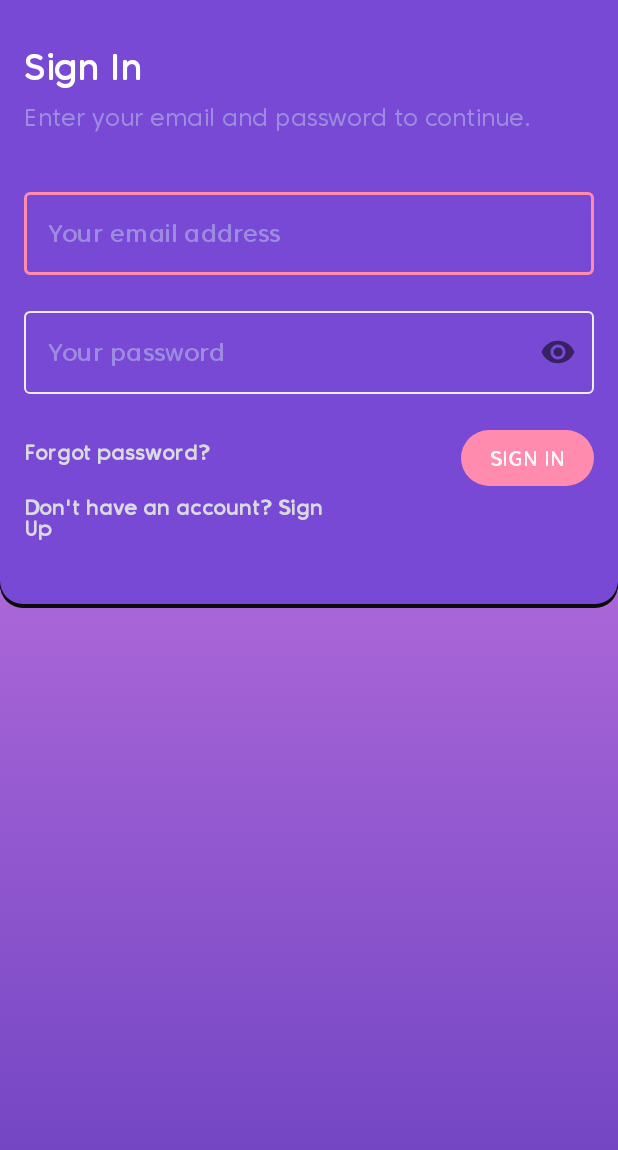
After one commit to BScUniversityCollaborations/Multiplication-Game-Android, an Android app: the layout activity_sign_in.xml on its own in the app's theme, with its tools: preview values and no code run, on a phone screen of 412 x 824 dp. The commit adds this screen. Shown: the top 1150 px of the screen. Run offline under Robolectric (Android 15) with nearby library versions, the phone set to English and light mode, and no system bars.

Commit message:
Sign In layout UI.

```diff
--- /dev/null
+++ b/app/src/main/res/drawable/shape_container_top.xml
@@ -0,0 +1,72 @@
+<?xml version="1.0" encoding="utf-8"?>
+<layer-list xmlns:android="http://schemas.android.com/apk/res/android" >
+
+    <!-- Drop Shadow Stack -->
+    <item>
+        <shape>
+            <padding android:bottom="1dp"/>
+
+            <solid android:color="#00CCCCCC" />
+
+            <corners
+                android:bottomRightRadius="15dp"
+                android:bottomLeftRadius="15dp" />
+        </shape>
+    </item>
+    <item>
+        <shape>
+            <padding android:bottom="1dp"/>
+
+            <solid android:color="#0C0C0C" />
+
+            <corners
+                android:bottomRightRadius="15dp"
+                android:bottomLeftRadius="15dp" />
+        </shape>
+    </item>
+    <item>
+        <shape>
+            <padding android:bottom="1dp"/>
+
+            <solid android:color="#0C0C0C" />
+
+            <corners
+                android:bottomRightRadius="15dp"
+                android:bottomLeftRadius="15dp" />
+        </shape>
+    </item>
+    <item>
+        <shape>
+            <padding android:bottom="1dp"/>
+
+            <solid android:color="#0C0C0C" />
+
+            <corners
+                android:bottomRightRadius="15dp"
+                android:bottomLeftRadius="15dp" />
+        </shape>
+    </item>
+    <item>
+        <shape>
+            <padding android:bottom="1dp"/>
+
+            <solid android:color="#0C0C0C" />
+
+            <corners
+                android:bottomRightRadius="15dp"
+                android:bottomLeftRadius="15dp" />
+        </shape>
+    </item>
+
+    <!-- Background -->
+    <item>
+        <shape>
+            <solid android:color="@color/colorContainer" />
+
+            <corners
+                android:bottomRightRadius="15dp"
+                android:bottomLeftRadius="15dp" />
+        </shape>
+    </item>
+
+</layer-list>
--- /dev/null
+++ b/app/src/main/res/layout/activity_sign_in.xml
@@ -0,0 +1,157 @@
+<?xml version="1.0" encoding="utf-8"?>
+<androidx.constraintlayout.widget.ConstraintLayout
+    xmlns:android="http://schemas.android.com/apk/res/android"
+    xmlns:app="http://schemas.android.com/apk/res-auto"
+    xmlns:tools="http://schemas.android.com/tools"
+    android:layout_width="match_parent"
+    android:layout_height="match_parent"
+    android:background="@drawable/gradient_bg_main"
+    tools:context=".ui.activities.SignInActivity"
+    tools:ignore="ContentDescription" >
+
+    <androidx.constraintlayout.widget.ConstraintLayout
+        android:layout_width="0dp"
+        android:layout_height="wrap_content"
+        android:background="@drawable/shape_container_top"
+        app:layout_constraintEnd_toEndOf="parent"
+        app:layout_constraintStart_toStartOf="parent"
+        app:layout_constraintTop_toTopOf="parent">
+
+        <TextView
+            android:id="@+id/txt_Header_1"
+            android:layout_width="0dp"
+            android:layout_height="wrap_content"
+            android:layout_marginStart="16dp"
+            android:layout_marginTop="29dp"
+            android:layout_marginEnd="16dp"
+            android:fontFamily="@font/core_sans_cr_45_regular"
+            android:text="@string/txt_sign_in"
+            android:textAlignment="textStart"
+            android:textColor="@color/colorWhite"
+            android:textSize="@dimen/txt_font_size_header_24"
+            android:textStyle="bold"
+            app:layout_constraintEnd_toEndOf="parent"
+            app:layout_constraintHorizontal_bias="0.0"
+            app:layout_constraintStart_toStartOf="parent"
+            app:layout_constraintTop_toTopOf="parent" />
+
+        <TextView
+            android:id="@+id/txt_Header_2"
+            style="@style/TextView_Regular"
+            android:layout_width="0dp"
+            android:layout_height="wrap_content"
+            android:layout_marginStart="16dp"
+            android:layout_marginTop="8dp"
+            android:layout_marginEnd="16dp"
+            android:text="@string/txt_sign_in_header_2"
+            android:textColor="@color/colorTextLightPurple"
+            android:textSize="@dimen/txt_font_size_header_16"
+            app:layout_constraintEnd_toEndOf="parent"
+            app:layout_constraintHorizontal_bias="0.0"
+            app:layout_constraintStart_toStartOf="parent"
+            app:layout_constraintTop_toBottomOf="@+id/txt_Header_1" />
+
+
+        <com.google.android.material.textfield.TextInputLayout
+            android:id="@+id/inputTxtLayout_Email"
+            style="@style/Widget.MaterialComponents.TextInputLayout.OutlinedBox"
+            android:layout_width="0dp"
+            android:layout_height="wrap_content"
+            android:layout_marginTop="39dp"
+            app:boxStrokeColor="@color/colorPrimary"
+            app:hintEnabled="false"
+            app:layout_constraintEnd_toEndOf="@+id/txt_Header_2"
+            app:layout_constraintStart_toStartOf="@+id/txt_Header_2"
+            app:layout_constraintTop_toBottomOf="@+id/txt_Header_2">
+
+            <com.google.android.material.textfield.TextInputEditText
+                android:id="@+id/inputTxt_Email"
+                android:layout_width="match_parent"
+                android:layout_height="wrap_content"
+                android:fontFamily="@font/core_sans_cr_55_medium"
+                android:gravity="start"
+                android:hint="@string/input_txt_hint_email"
+                android:inputType="textEmailAddress"
+                android:textAlignment="textStart"
+                android:textColor="@color/colorWhite"
+                android:textColorHint="@color/colorTextLightPurple"
+                android:textSize="@dimen/txt_font_size_header_16" />
+        </com.google.android.material.textfield.TextInputLayout>
+
+        <com.google.android.material.textfield.TextInputLayout
+            android:id="@+id/inputTxtLayout_Password"
+            style="@style/Widget.MaterialComponents.TextInputLayout.OutlinedBox"
+            android:layout_width="0dp"
+            android:layout_height="wrap_content"
+            android:layout_marginTop="24dp"
+            app:boxStrokeColor="@color/colorPrimary"
+            app:hintEnabled="false"
+            app:layout_constraintEnd_toEndOf="@+id/inputTxtLayout_Email"
+            app:layout_constraintStart_toStartOf="@+id/inputTxtLayout_Email"
+            app:layout_constraintTop_toBottomOf="@+id/inputTxtLayout_Email"
+            app:passwordToggleEnabled="true">
+
+            <com.google.android.material.textfield.TextInputEditText
+                android:id="@+id/inputTxt_Password"
+                android:layout_width="match_parent"
+                android:layout_height="wrap_content"
+                android:fontFamily="@font/core_sans_cr_55_medium"
+                android:gravity="start"
+                android:hint="@string/input_txt_hint_password"
+                android:inputType="textPassword"
+                android:textAlignment="textStart"
+                android:textColor="@color/colorWhite"
+                android:textColorHint="@color/colorTextLightPurple"
+                android:textSize="@dimen/txt_font_size_header_16" />
+        </com.google.android.material.textfield.TextInputLayout>
+
+
+        <com.google.android.material.button.MaterialButton
+            android:id="@+id/txtView_Forgot_Password"
+            style="@style/Button_Borderless"
+            android:layout_width="wrap_content"
+            android:layout_height="@dimen/btn_height_small_37"
+            android:layout_marginEnd="147dp"
+            android:text="@string/txt_forgot_password_question"
+            android:textColor="@color/colorTextGreyLight"
+            android:textStyle="bold"
+            app:layout_constraintBottom_toBottomOf="@+id/btn_Sign_In"
+            app:layout_constraintEnd_toStartOf="@+id/btn_Sign_In"
+            app:layout_constraintHorizontal_bias="0.0"
+            app:layout_constraintStart_toStartOf="@+id/inputTxtLayout_Password"
+            app:layout_constraintTop_toTopOf="@+id/btn_Sign_In" />
+
+        <TextView
+            android:id="@+id/txtView_Sign_Up"
+            style="@style/Button_Borderless"
+            android:textColor="@color/colorTextGreyLight"
+            android:textStyle="bold"
+            android:layout_width="200dp"
+            android:layout_height="@dimen/btn_height_small_37"
+            android:layout_marginTop="5dp"
+            android:layout_marginEnd="32dp"
+            android:layout_marginBottom="36dp"
+            android:lines="2"
+            android:text="@string/txt_don_t_have_an_account"
+            app:layout_constraintBottom_toBottomOf="parent"
+            app:layout_constraintEnd_toStartOf="@+id/btn_Sign_In"
+            app:layout_constraintHorizontal_bias="0.0"
+            app:layout_constraintStart_toStartOf="@+id/txtView_Forgot_Password"
+            app:layout_constraintTop_toBottomOf="@+id/txtView_Forgot_Password" />
+
+        <com.google.android.material.button.MaterialButton
+            android:id="@+id/btn_Sign_In"
+            style="@style/Button_Big"
+            android:layout_width="wrap_content"
+            android:layout_height="@dimen/btn_height_small_37"
+            android:layout_marginTop="24dp"
+            android:text="Sign In"
+            app:backgroundTint="@null"
+            app:layout_constraintEnd_toEndOf="@+id/inputTxtLayout_Password"
+            app:layout_constraintTop_toBottomOf="@+id/inputTxtLayout_Password" />
+
+
+    </androidx.constraintlayout.widget.ConstraintLayout>
+
+
+</androidx.constraintlayout.widget.ConstraintLayout>
--- a/app/src/main/res/values/styles.xml
+++ b/app/src/main/res/values/styles.xml
@@ -33,6 +33,7 @@
         <item name="android:gravity">center</item>
         <item name="android:textAlignment">center</item>
         <item name="android:textSize">@dimen/btn_font_size_small_14</item>
+        <item name="android:background">@drawable/ripple_btn_primary_selector</item>
         <item name="backgroundTint">@null</item>
     </style>
 
@@ -46,6 +47,18 @@
         <item name="android:gravity">center</item>
         <item name="android:alpha">0.25</item>
         <item name="android:textAlignment">center</item>
+        <item name="android:textSize">@dimen/btn_font_size_small_14</item>
+        <item name="android:background">@drawable/ripple_btn_primary_selector</item>
+        <item name="backgroundTint">@null</item>
+    </style>
+
+    <style name="Button_Borderless" parent="Widget.AppCompat.Button.Borderless">
+        <item name="android:fontFamily">@font/core_sans_cr_55_medium</item>
+        <item name="android:padding">0dp</item>
+        <item name="android:gravity">start</item>
+        <item name="android:textAlignment">textStart</item>
+        <item name="android:textAllCaps">false</item>
+        <item name="android:background">@color/colorTransparent</item>
         <item name="android:textSize">@dimen/btn_font_size_small_14</item>
         <item name="backgroundTint">@null</item>
     </style>
--- a/app/src/main/res/values/themes.xml
+++ b/app/src/main/res/values/themes.xml
@@ -20,6 +20,7 @@
     <style name="Theme.MultiplicationGame.NoActionBar">
         <item name="windowNoTitle">true</item>
         <item name="windowActionBar">false</item>
+        <item name="android:windowLightStatusBar">false</item>
         <item name="android:statusBarColor" tools:targetApi="l">@color/colorStatusBar</item>
     </style>
 
```
Also changed, not shown: app/src/main/res/layout/activity_forgot_password.xml (added, +104 -0 lines), app/src/main/res/layout/activity_sign_up.xml (added, +175 -0 lines), app/src/main/res/layout/activity_user_profile.xml (added, +212 -0 lines), app/src/main/res/values/strings.xml (+4 -5 lines).
